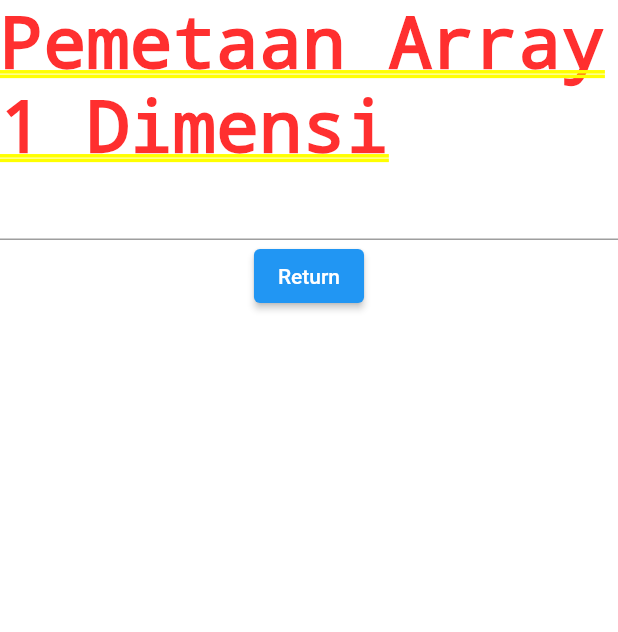
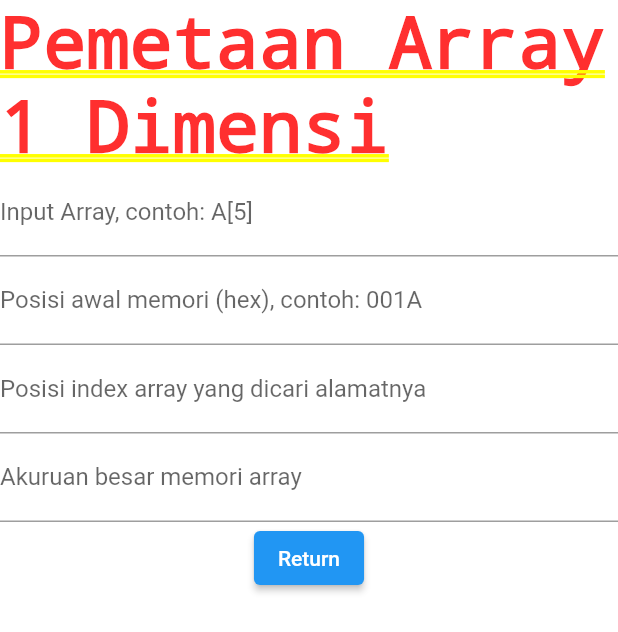
Before and after one commit to herdyhardiyant/pemetaan_array, a Flutter app: the screen it shows after launch, after a tap on "Hitung Array 1 Dimensi", on a phone screen of 412 x 824 dp. Shown: the top 632 px of the screen. Run offline on Flutter 3.47's test engine with Material 2 defaults, Android fonts, the phone set to English and light mode, and no system bars.

Commit message:
Create conversion class and textfield for ArrayD1

```diff
--- a/lib/main.dart
+++ b/lib/main.dart
@@ -10,7 +10,7 @@ class MyApp extends StatelessWidget {
   @override
   Widget build(BuildContext context) {
     return MaterialApp(
-      title: 'Flutter Demo',
+      title: 'Calculator For Data Structure',
       theme: ThemeData(
         primarySwatch: Colors.blue,
       ),
--- /dev/null
+++ b/lib/modals/decimal_handler.dart
@@ -0,0 +1,15 @@
+import 'package:pemetaan_array/modals/numeric_system.dart';
+
+class DecimalHandler extends NumericSystem{
+  String decimal_to_hex(int decimal){
+    int rem;
+    String hex;
+
+    while(decimal > 0){
+      rem = decimal%16;
+      hex = NumericSystem.HEX_CHARS[rem] + hex;
+      decimal = decimal~/16;
+    }
+    return hex;
+  }
+}
--- /dev/null
+++ b/lib/modals/hexadecimal_handler.dart
@@ -0,0 +1,8 @@
+import 'package:pemetaan_array/modals/numeric_system.dart';
+
+class HexadecimalHandler extends NumericSystem{
+  int hex_to_decimal(String hex){
+
+  }
+
+}
--- a/lib/widget/array_1d.dart
+++ b/lib/widget/array_1d.dart
@@ -6,14 +6,51 @@ class Array1D extends StatefulWidget {
 }
 
 class _Array1DState extends State<Array1D> {
-
+  String input_array, posisi_memori;
+  int index_yg_dicari, besar_memori;
 
   @override
   Widget build(BuildContext context) {
-    return Container(child: Column(children: [
-      Text("Pemetaan Array 1 Dimensi"),
-      TextField(),
-      ElevatedButton(onPressed: () => Navigator.pop(context), child: Text("Return"))
-    ],));
+    return Container(
+        child: Column(
+      children: [
+        Text("Pemetaan Array 1 Dimensi"),
+        TextField(
+          decoration: InputDecoration(labelText: 'Input Array, contoh: A[5]'),
+          onChanged: (value) => input_array = value,
+        ),
+        TextField(
+          decoration: InputDecoration(
+              labelText: 'Posisi awal memori (hex), contoh: 001A'),
+          onChanged: (value) => posisi_memori = value,
+        ),
+        TextField(
+          decoration: InputDecoration(
+              labelText: 'Posisi index array yang dicari alamatnya'),
+          onChanged: (value) => input_array = value,
+          keyboardType: TextInputType.number,
+        ),
+        TextField(
+          decoration: InputDecoration(labelText: 'Akuruan besar memori array'),
+          onChanged: (value) => input_array = value,
+          keyboardType: TextInputType.number,
+        ),
+        ElevatedButton(
+            onPressed: () => Navigator.pop(context), child: Text("Return"))
+      ],
+    ));
   }
 }
+
+/*
+ Formula: @A[i] = B + (i - 1) * L
+
+ Example:
+ int A[5] => Cari alamat dari posisi index di A[3]
+
+ A[i] = Posisi Array => A[3]
+ B = Posisi Awal Index Memory => 0001 (Hexadecimal)
+ i = index yang dicari => A[3] (index = 3)
+ L = Ukuran besar memori berdasarkan data type => char = 1 byte
+
+ */
--- a/lib/widget/array_formula_menu.dart
+++ b/lib/widget/array_formula_menu.dart
@@ -18,14 +18,36 @@ class ArrayFormulaMenu extends StatelessWidget {
                       MaterialPageRoute(builder: (context) => Array1D()));
                 },
                 child: Text("Hitung Array 1 Dimensi")),
-            SizedBox(height: 10,),
+            SizedBox(
+              height: 10,
+            ),
             ElevatedButton(
                 onPressed: () {
                   Navigator.push(context,
                       MaterialPageRoute(builder: (context) => Array2D()));
                 },
                 child: Text("Hitung Array 2 Dimensi")),
-            SizedBox(height: 10,),
+            SizedBox(
+              height: 10,
+            ),
+            ElevatedButton(
+                onPressed: () {
+                  Navigator.push(context,
+                      MaterialPageRoute(builder: (context) => Array3D()));
+                },
+                child: Text("Hitung Array 3 Dimensi")),
+            SizedBox(
+              height: 10,
+            ),
+            ElevatedButton(
+                onPressed: () {
+                  Navigator.push(context,
+                      MaterialPageRoute(builder: (context) => Array3D()));
+                },
+                child: Text("Hitung Array 3 Dimensi")),
+            SizedBox(
+              height: 10,
+            ),
             ElevatedButton(
                 onPressed: () {
                   Navigator.push(context,
```
Also changed, not shown: lib/modals/numeric_system.dart (added, +28 -0 lines), lib/modals/binary_handler.dart (added), lib/modals/octal_handler.dart (added).
